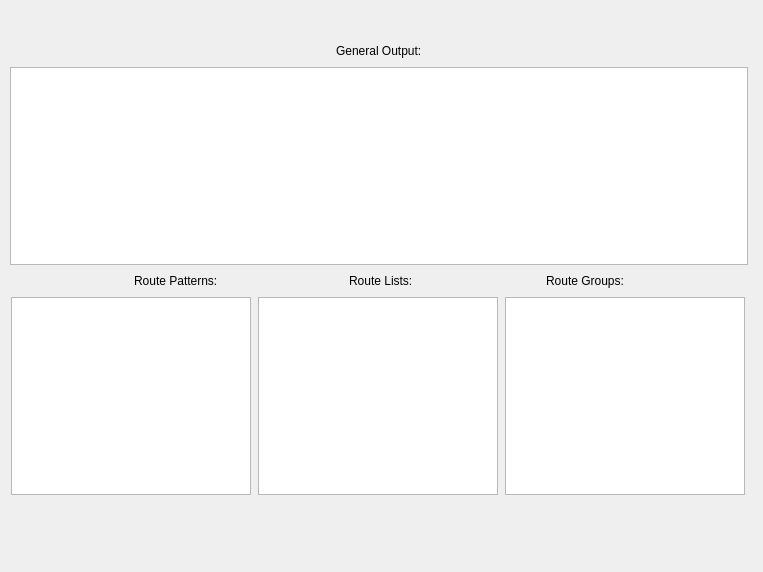
Above: testoutputdialog.ui from KangarooLemonade/cucm-reader before the change. Below: the same form after it.
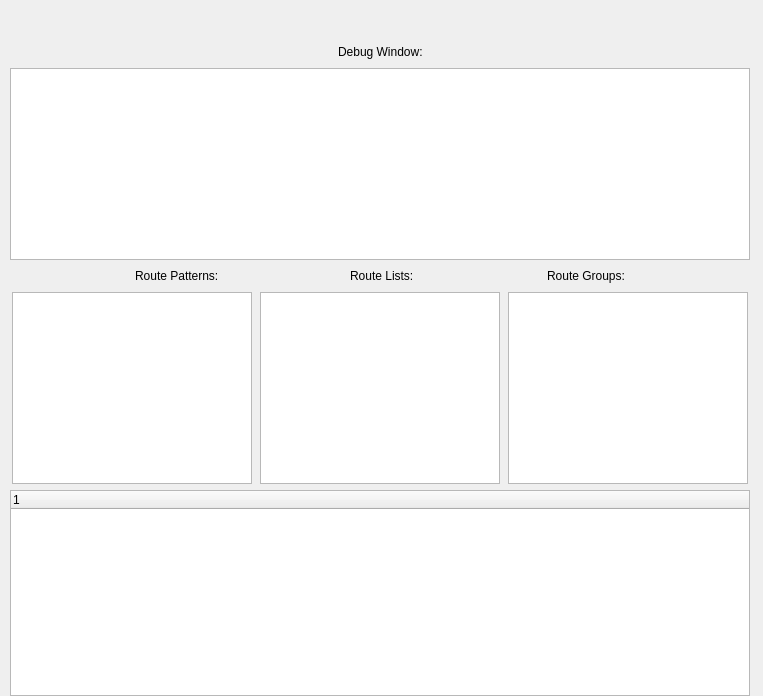
That is the form after the change.

Diff of the .ui file:
```diff
--- a/testoutputdialog.ui
+++ b/testoutputdialog.ui
@@ -7,21 +7,23 @@
     <x>0</x>
     <y>0</y>
     <width>763</width>
-    <height>572</height>
+    <height>696</height>
    </rect>
   </property>
   <property name="windowTitle">
    <string>Dialog</string>
   </property>
-  <widget class="QWidget" name="">
+  <widget class="QWidget" name="layoutWidget">
    <property name="geometry">
     <rect>
      <x>10</x>
-     <y>41</y>
-     <width>738</width>
-     <height>454</height>
+     <y>42</y>
+     <width>740</width>
+     <height>654</height>
     </rect>
    </property>
+   <layout class="QGridLayout" name="gridLayout_3">
+    <item row="0" column="0">
    <layout class="QGridLayout" name="gridLayout_2">
     <item row="0" column="0">
      <layout class="QVBoxLayout" name="verticalLayout">
@@ -43,7 +45,7 @@
         <item>
          <widget class="QLabel" name="outputLabel">
           <property name="text">
-           <string>General Output:</string>
+             <string>Debug Window:</string>
           </property>
          </widget>
         </item>
@@ -188,6 +190,17 @@
        </layout>
       </item>
      </layout>
+      </item>
+     </layout>
+    </item>
+    <item row="1" column="0">
+     <widget class="QTreeWidget" name="treeWidget">
+      <column>
+       <property name="text">
+        <string notr="true">1</string>
+       </property>
+      </column>
+     </widget>
     </item>
    </layout>
   </widget>
```
Lines whose indentation alone changed are shown as unchanged.
